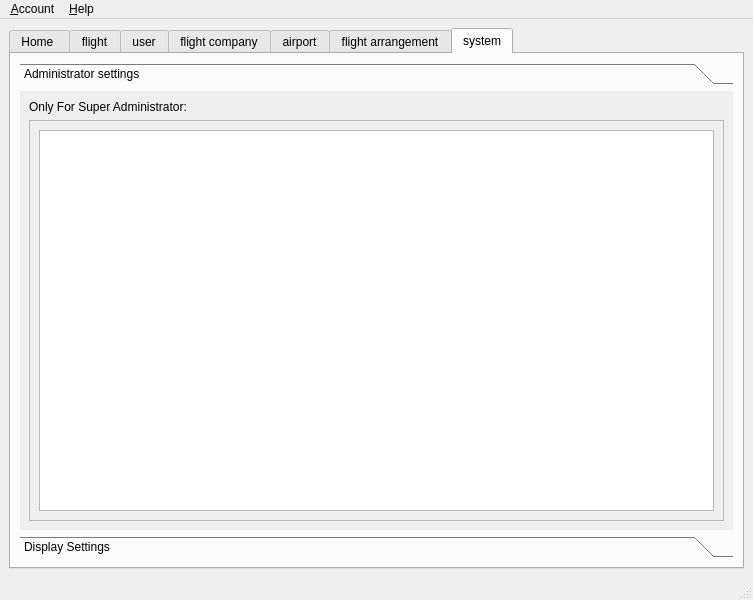
Above: mainplatformwindow.ui from Aloereed/Flightman_Platform_DATA130039 before the change. Below: the same form after it.
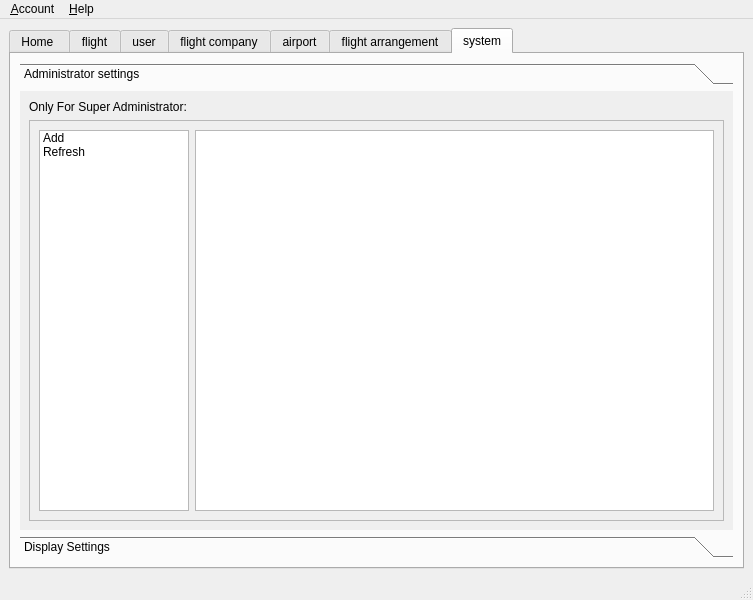
That is the form after the change. The open tabs and pages were chosen to show the change.

What changed in the file:
```diff
--- a/mainplatformwindow.ui
+++ b/mainplatformwindow.ui
@@ -531,8 +531,8 @@
              <rect>
               <x>0</x>
               <y>0</y>
-              <width>713</width>
-              <height>433</height>
+              <width>683</width>
+              <height>398</height>
              </rect>
             </property>
             <attribute name="label">
@@ -561,6 +561,26 @@
                 <enum>QFrame::Raised</enum>
                </property>
                <layout class="QHBoxLayout" name="horizontalLayout_10">
+                <item>
+                 <widget class="QListWidget" name="listWidget">
+                  <property name="maximumSize">
+                   <size>
+                    <width>150</width>
+                    <height>16777215</height>
+                   </size>
+                  </property>
+                  <item>
+                   <property name="text">
+                    <string>Add</string>
+                   </property>
+                  </item>
+                  <item>
+                   <property name="text">
+                    <string>Refresh</string>
+                   </property>
+                  </item>
+                 </widget>
+                </item>
                 <item>
                  <widget class="QTableView" name="tableView_6"/>
                 </item>
```
Left out of the diff: 10 changed lines with no effect on the pictures.
